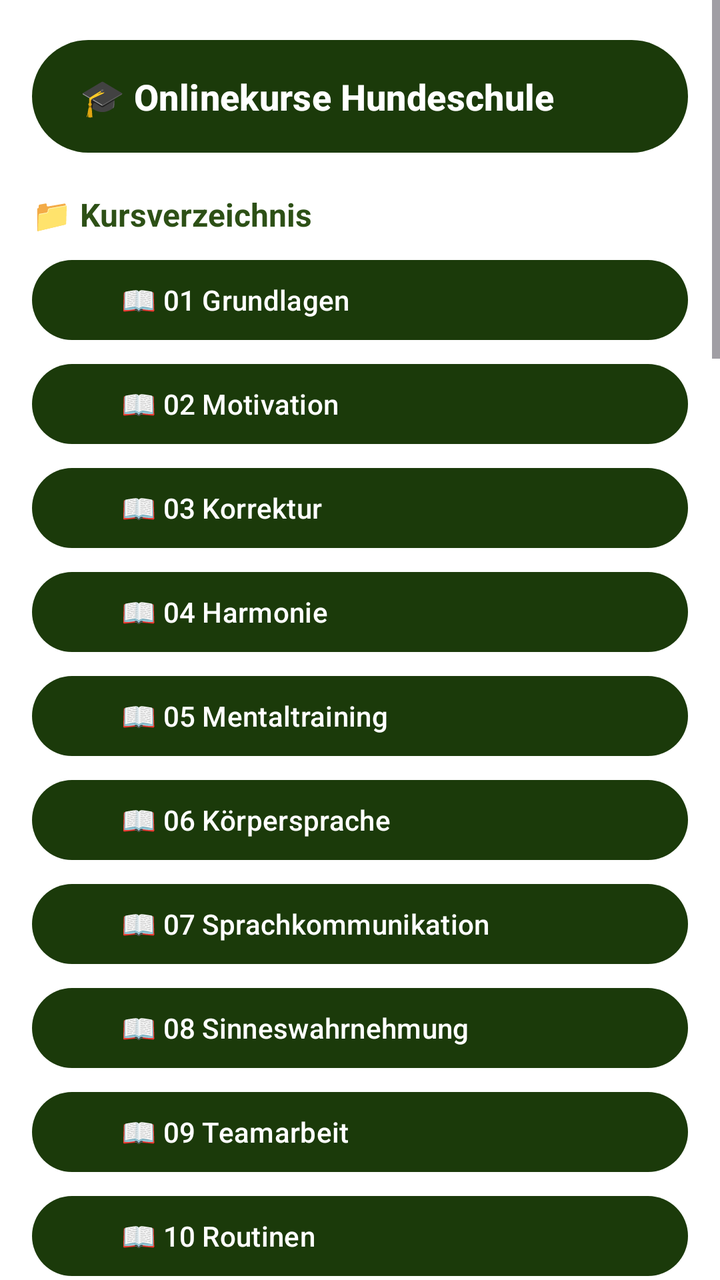
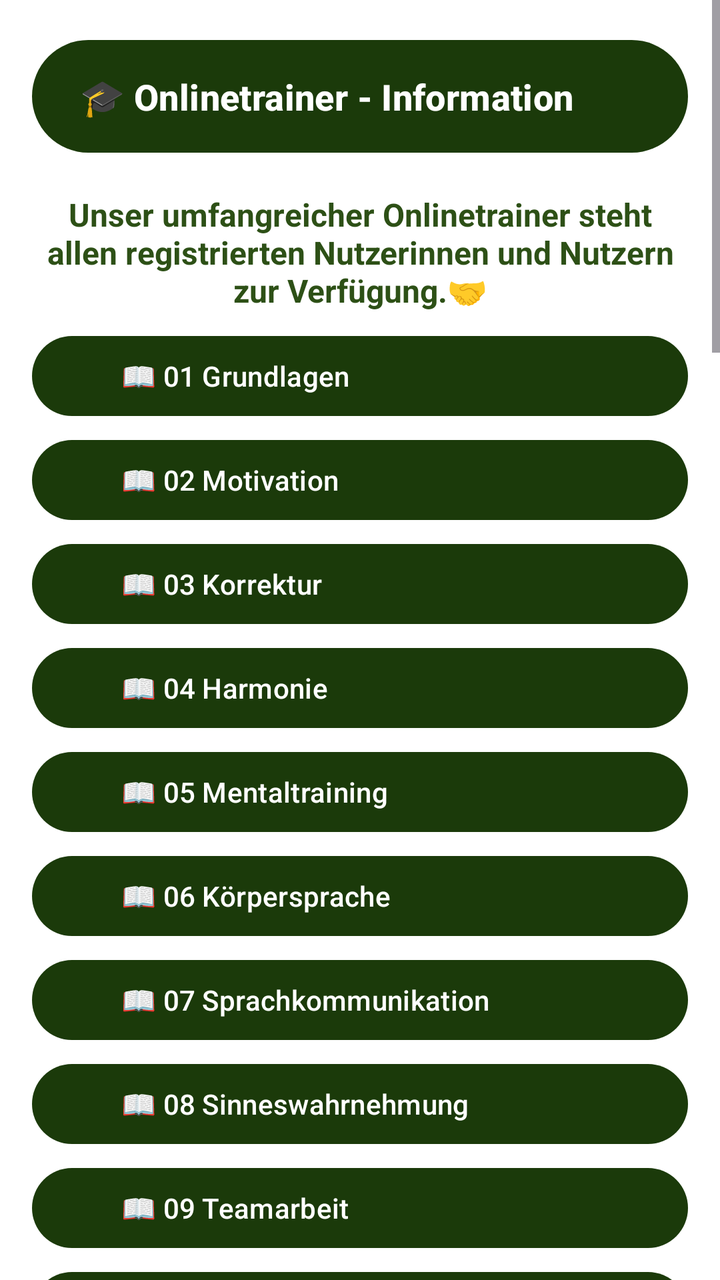

An Android layout rendered at two revisions. The XML below is the earlier revision; the diff shows what the commit changed to produce the second picture.
<!-- AndroidManifest.xml: application theme Theme.HundeWildnis -->
<!-- res/layout/fragment_courses.xml -->
<?xml version="1.0" encoding="utf-8"?>
<ScrollView xmlns:android="http://schemas.android.com/apk/res/android"
    xmlns:app="http://schemas.android.com/apk/res-auto"
    android:layout_width="match_parent"
    android:layout_height="match_parent"
    android:fillViewport="true"
    android:clipToPadding="false"
    android:background="?android:attr/windowBackground">

    <LinearLayout
        android:layout_width="match_parent"
        android:layout_height="wrap_content"
        android:orientation="vertical"
        android:padding="16dp"
        android:paddingBottom="120dp">

        
        <com.google.android.material.button.MaterialButton
            android:id="@+id/btnCoursesMain"
            android:layout_width="match_parent"
            android:layout_height="wrap_content"
            android:text="🎓 Onlinekurse Hundeschule"
            android:textSize="18sp"
            android:textStyle="bold"
            app:backgroundTint="#1B3A0A"
            android:textColor="@android:color/white"
            android:layout_marginBottom="16dp"
            android:paddingVertical="16dp"
            android:gravity="start|center_vertical" />

        
        <TextView
            android:layout_width="match_parent"
            android:layout_height="wrap_content"
            android:text="📁 Kursverzeichnis"
            android:textSize="16sp"
            android:textStyle="bold"
            android:textColor="#2d5016"
            android:layout_marginBottom="8dp" />

        

        
        

        <com.google.android.material.button.MaterialButton
            android:id="@+id/btnCourse01"
            android:layout_width="match_parent"
            android:layout_height="wrap_content"
            android:text="      📖 01 Grundlagen"
            app:backgroundTint="#1B3A0A"
            android:textColor="@android:color/white"
            android:layout_marginBottom="4dp"
            android:gravity="start|center_vertical"
            android:paddingVertical="10dp" />

        <com.google.android.material.button.MaterialButton
            android:id="@+id/btnCourse02"
            android:layout_width="match_parent"
            android:layout_height="wrap_content"
            android:text="      📖 02 Motivation"
            app:backgroundTint="#1B3A0A"
            android:textColor="@android:color/white"
            android:layout_marginBottom="4dp"
            android:gravity="start|center_vertical"
            android:paddingVertical="10dp" />

        <com.google.android.material.button.MaterialButton
            android:id="@+id/btnCourse03"
            android:layout_width="match_parent"
            android:layout_height="wrap_content"
            android:text="      📖 03 Korrektur"
            app:backgroundTint="#1B3A0A"
            android:textColor="@android:color/white"
            android:layout_marginBottom="4dp"
            android:gravity="start|center_vertical"
            android:paddingVertical="10dp" />

        <com.google.android.material.button.MaterialButton
            android:id="@+id/btnCourse04"
            android:layout_width="match_parent"
            android:layout_height="wrap_content"
            android:text="      📖 04 Harmonie"
            app:backgroundTint="#1B3A0A"
            android:textColor="@android:color/white"
            android:layout_marginBottom="4dp"
            android:gravity="start|center_vertical"
            android:paddingVertical="10dp" />

        <com.google.android.material.button.MaterialButton
            android:id="@+id/btnCourse05"
            android:layout_width="match_parent"
            android:layout_height="wrap_content"
            android:text="      📖 05 Mentaltraining"
            app:backgroundTint="#1B3A0A"
            android:textColor="@android:color/white"
            android:layout_marginBottom="4dp"
            android:gravity="start|center_vertical"
            android:paddingVertical="10dp" />

        <com.google.android.material.button.MaterialButton
            android:id="@+id/btnCourse06"
            android:layout_width="match_parent"
            android:layout_height="wrap_content"
            android:text="      📖 06 Körpersprache"
            app:backgroundTint="#1B3A0A"
            android:textColor="@android:color/white"
            android:layout_marginBottom="4dp"
            android:gravity="start|center_vertical"
            android:paddingVertical="10dp" />

        <com.google.android.material.button.MaterialButton
            android:id="@+id/btnCourse07"
            android:layout_width="match_parent"
            android:layout_height="wrap_content"
            android:text="      📖 07 Sprachkommunikation"
            app:backgroundTint="#1B3A0A"
            android:textColor="@android:color/white"
            android:layout_marginBottom="4dp"
            android:gravity="start|center_vertical"
            android:paddingVertical="10dp" />

        <com.google.android.material.button.MaterialButton
            android:id="@+id/btnCourse08"
            android:layout_width="match_parent"
            android:layout_height="wrap_content"
            android:text="      📖 08 Sinneswahrnehmung"
            app:backgroundTint="#1B3A0A"
            android:textColor="@android:color/white"
            android:layout_marginBottom="4dp"
            android:gravity="start|center_vertical"
            android:paddingVertical="10dp" />

        <com.google.android.material.button.MaterialButton
            android:id="@+id/btnCourse09"
            android:layout_width="match_parent"
            android:layout_height="wrap_content"
            android:text="      📖 09 Teamarbeit"
            app:backgroundTint="#1B3A0A"
            android:textColor="@android:color/white"
            android:layout_marginBottom="4dp"
            android:gravity="start|center_vertical"
            android:paddingVertical="10dp" />

        <com.google.android.material.button.MaterialButton
            android:id="@+id/btnCourse10"
            android:layout_width="match_parent"
            android:layout_height="wrap_content"
            android:text="      📖 10 Routinen"
            app:backgroundTint="#1B3A0A"
            android:textColor="@android:color/white"
            android:layout_marginBottom="4dp"
            android:gravity="start|center_vertical"
            android:paddingVertical="10dp" />

        <com.google.android.material.button.MaterialButton
            android:id="@+id/btnCourse11"
            android:layout_width="match_parent"
            android:layout_height="wrap_content"
            android:text="      📖 11 Unfallschutz"
            app:backgroundTint="#1B3A0A"
            android:textColor="@android:color/white"
            android:layout_marginBottom="4dp"
            android:gravity="start|center_vertical"
            android:paddingVertical="10dp" />

        <com.google.android.material.button.MaterialButton
            android:id="@+id/btnCourse12"
            android:layout_width="match_parent"
            android:layout_height="wrap_content"
            android:text="      📖 12 Junghundeprägung"
            app:backgroundTint="#1B3A0A"
            android:textColor="@android:color/white"
            android:layout_marginBottom="4dp"
            android:gravity="start|center_vertical"
            android:paddingVertical="10dp" />

        <com.google.android.material.button.MaterialButton
            android:id="@+id/btnCourse13"
            android:layout_width="match_parent"
            android:layout_height="wrap_content"
            android:text="      📖 13 Leinenarbeit"
            app:backgroundTint="#1B3A0A"
            android:textColor="@android:color/white"
            android:layout_marginBottom="4dp"
            android:gravity="start|center_vertical"
            android:paddingVertical="10dp" />

        <com.google.android.material.button.MaterialButton
            android:id="@+id/btnCourse14"
            android:layout_width="match_parent"
            android:layout_height="wrap_content"
            android:text="      📖 14 Unterbrechungen"
            app:backgroundTint="#1B3A0A"
            android:textColor="@android:color/white"
            android:layout_marginBottom="4dp"
            android:gravity="start|center_vertical"
            android:paddingVertical="10dp" />

        <com.google.android.material.button.MaterialButton
            android:id="@+id/btnCourse15"
            android:layout_width="match_parent"
            android:layout_height="wrap_content"
            android:text="      📖 15 Fuss"
            app:backgroundTint="#1B3A0A"
            android:textColor="@android:color/white"
            android:layout_marginBottom="4dp"
            android:gravity="start|center_vertical"
            android:paddingVertical="10dp" />

        <com.google.android.material.button.MaterialButton
            android:id="@+id/btnCourse16"
            android:layout_width="match_parent"
            android:layout_height="wrap_content"
            android:text="      📖 16 Sitz"
            app:backgroundTint="#1B3A0A"
            android:textColor="@android:color/white"
            android:layout_marginBottom="4dp"
            android:gravity="start|center_vertical"
            android:paddingVertical="10dp" />

        <com.google.android.material.button.MaterialButton
            android:id="@+id/btnCourse17"
            android:layout_width="match_parent"
            android:layout_height="wrap_content"
            android:text="      📖 17 Platz"
            app:backgroundTint="#1B3A0A"
            android:textColor="@android:color/white"
            android:layout_marginBottom="4dp"
            android:gravity="start|center_vertical"
            android:paddingVertical="10dp" />

        <com.google.android.material.button.MaterialButton
            android:id="@+id/btnCourse18"
            android:layout_width="match_parent"
            android:layout_height="wrap_content"
            android:text="      📖 18 Steh"
            app:backgroundTint="#1B3A0A"
            android:textColor="@android:color/white"
            android:layout_marginBottom="4dp"
            android:gravity="start|center_vertical"
            android:paddingVertical="10dp" />

        <com.google.android.material.button.MaterialButton
            android:id="@+id/btnCourse19"
            android:layout_width="match_parent"
            android:layout_height="wrap_content"
            android:text="      📖 19 Sozialisierungstechniken"
            app:backgroundTint="#1B3A0A"
            android:textColor="@android:color/white"
            android:layout_marginBottom="4dp"
            android:gravity="start|center_vertical"
            android:paddingVertical="10dp" />

        <com.google.android.material.button.MaterialButton
            android:id="@+id/btnCourse20"
            android:layout_width="match_parent"
            android:layout_height="wrap_content"
            android:text="      📖 20 Langleinentraining"
            app:backgroundTint="#1B3A0A"
            android:textColor="@android:color/white"
            android:layout_marginBottom="4dp"
            android:gravity="start|center_vertical"
            android:paddingVertical="10dp" />

        <com.google.android.material.button.MaterialButton
            android:id="@+id/btnCourse21"
            android:layout_width="match_parent"
            android:layout_height="wrap_content"
            android:text="      📖 21 Distanzunterbrechungen"
            app:backgroundTint="#1B3A0A"
            android:textColor="@android:color/white"
            android:layout_marginBottom="4dp"
            android:gravity="start|center_vertical"
            android:paddingVertical="10dp" />

        <com.google.android.material.button.MaterialButton
            android:id="@+id/btnCourse22"
            android:layout_width="match_parent"
            android:layout_height="wrap_content"
            android:text="      📖 22 Freilauf"
            app:backgroundTint="#1B3A0A"
            android:textColor="@android:color/white"
            android:layout_marginBottom="4dp"
            android:gravity="start|center_vertical"
            android:paddingVertical="10dp" />

        <com.google.android.material.button.MaterialButton
            android:id="@+id/btnCourse23"
            android:layout_width="match_parent"
            android:layout_height="wrap_content"
            android:text="      📖 23 Freifolge"
            app:backgroundTint="#1B3A0A"
            android:textColor="@android:color/white"
            android:layout_marginBottom="4dp"
            android:gravity="start|center_vertical"
            android:paddingVertical="10dp" />

        <com.google.android.material.button.MaterialButton
            android:id="@+id/btnCourse24"
            android:layout_width="match_parent"
            android:layout_height="wrap_content"
            android:text="      📖 24 Teamwalk"
            app:backgroundTint="#1B3A0A"
            android:textColor="@android:color/white"
            android:layout_marginBottom="4dp"
            android:gravity="start|center_vertical"
            android:paddingVertical="10dp" />

        <com.google.android.material.button.MaterialButton
            android:id="@+id/btnCourse25"
            android:layout_width="match_parent"
            android:layout_height="wrap_content"
            android:text="      📖 25 Scouttechniken"
            app:backgroundTint="#1B3A0A"
            android:textColor="@android:color/white"
            android:layout_marginBottom="4dp"
            android:gravity="start|center_vertical"
            android:paddingVertical="10dp" />

        <com.google.android.material.button.MaterialButton
            android:id="@+id/btnCourse26"
            android:layout_width="match_parent"
            android:layout_height="wrap_content"
            android:text="      📖 26 Jagdvermeidung"
            app:backgroundTint="#1B3A0A"
            android:textColor="@android:color/white"
            android:layout_marginBottom="4dp"
            android:gravity="start|center_vertical"
            android:paddingVertical="10dp" />

        <com.google.android.material.button.MaterialButton
            android:id="@+id/btnCourse27"
            android:layout_width="match_parent"
            android:layout_height="wrap_content"
            android:text="      📖 27 Nasenarbeit"
            app:backgroundTint="#1B3A0A"
            android:textColor="@android:color/white"
            android:layout_marginBottom="4dp"
            android:gravity="start|center_vertical"
            android:paddingVertical="10dp" />

        <com.google.android.material.button.MaterialButton
            android:id="@+id/btnCourse28"
            android:layout_width="match_parent"
            android:layout_height="wrap_content"
            android:text="      📖 28 Leinenfühigkeit"
            app:backgroundTint="#1B3A0A"
            android:textColor="@android:color/white"
            android:layout_marginBottom="4dp"
            android:gravity="start|center_vertical"
            android:paddingVertical="10dp" />

        <com.google.android.material.button.MaterialButton
            android:id="@+id/btnCourse29"
            android:layout_width="match_parent"
            android:layout_height="wrap_content"
            android:text="      📖 29 Begegnungssituationen"
            app:backgroundTint="#1B3A0A"
            android:textColor="@android:color/white"
            android:layout_marginBottom="4dp"
            android:gravity="start|center_vertical"
            android:paddingVertical="10dp" />

        <com.google.android.material.button.MaterialButton
            android:id="@+id/btnCourse30"
            android:layout_width="match_parent"
            android:layout_height="wrap_content"
            android:text="      📖 30 Stresstoleranztraining"
            app:backgroundTint="#1B3A0A"
            android:textColor="@android:color/white"
            android:layout_marginBottom="4dp"
            android:gravity="start|center_vertical"
            android:paddingVertical="10dp" />

        <com.google.android.material.button.MaterialButton
            android:id="@+id/btnCourse31"
            android:layout_width="match_parent"
            android:layout_height="wrap_content"
            android:text="      📖 31 Strassenroutinen"
            app:backgroundTint="#1B3A0A"
            android:textColor="@android:color/white"
            android:layout_marginBottom="4dp"
            android:gravity="start|center_vertical"
            android:paddingVertical="10dp" />

        <com.google.android.material.button.MaterialButton
            android:id="@+id/btnCourse32"
            android:layout_width="match_parent"
            android:layout_height="wrap_content"
            android:text="      📖 32 Hundekonflikte"
            app:backgroundTint="#1B3A0A"
            android:textColor="@android:color/white"
            android:layout_marginBottom="4dp"
            android:gravity="start|center_vertical"
            android:paddingVertical="10dp" />

        <com.google.android.material.button.MaterialButton
            android:id="@+id/btnCourse33"
            android:layout_width="match_parent"
            android:layout_height="wrap_content"
            android:text="      📖 33 Menschenkonflikte"
            app:backgroundTint="#1B3A0A"
            android:textColor="@android:color/white"
            android:layout_marginBottom="4dp"
            android:gravity="start|center_vertical"
            android:paddingVertical="10dp" />

        <com.google.android.material.button.MaterialButton
            android:id="@+id/btnCourse34"
            android:layout_width="match_parent"
            android:layout_height="wrap_content"
            android:text="      📖 34 Umweltkonflikte"
            app:backgroundTint="#1B3A0A"
            android:textColor="@android:color/white"
            android:layout_marginBottom="4dp"
            android:gravity="start|center_vertical"
            android:paddingVertical="10dp" />

        <com.google.android.material.button.MaterialButton
            android:id="@+id/btnCourse35"
            android:layout_width="match_parent"
            android:layout_height="wrap_content"
            android:text="      📖 35 Besitzerkonflikte"
            app:backgroundTint="#1B3A0A"
            android:textColor="@android:color/white"
            android:layout_marginBottom="4dp"
            android:gravity="start|center_vertical"
            android:paddingVertical="10dp" />

        <com.google.android.material.button.MaterialButton
            android:id="@+id/btnCourse36"
            android:layout_width="match_parent"
            android:layout_height="wrap_content"
            android:text="      📖 36 Tierschutzhunde"
            app:backgroundTint="#1B3A0A"
            android:textColor="@android:color/white"
            android:layout_marginBottom="4dp"
            android:gravity="start|center_vertical"
            android:paddingVertical="10dp" />

        <com.google.android.material.button.MaterialButton
            android:id="@+id/btnCourse37"
            android:layout_width="match_parent"
            android:layout_height="wrap_content"
            android:text="      📖 37 Hunde mit Vorbesitzern"
            app:backgroundTint="#1B3A0A"
            android:textColor="@android:color/white"
            android:layout_marginBottom="4dp"
            android:gravity="start|center_vertical"
            android:paddingVertical="10dp" />

        <com.google.android.material.button.MaterialButton
            android:id="@+id/btnCourse38"
            android:layout_width="match_parent"
            android:layout_height="wrap_content"
            android:text="      📖 38 Kranke Hunde"
            app:backgroundTint="#1B3A0A"
            android:textColor="@android:color/white"
            android:layout_marginBottom="4dp"
            android:gravity="start|center_vertical"
            android:paddingVertical="10dp" />

        <com.google.android.material.button.MaterialButton
            android:id="@+id/btnCourse39"
            android:layout_width="match_parent"
            android:layout_height="wrap_content"
            android:text="      📖 39 Traumahunde"
            app:backgroundTint="#1B3A0A"
            android:textColor="@android:color/white"
            android:layout_marginBottom="4dp"
            android:gravity="start|center_vertical"
            android:paddingVertical="10dp" />

        <com.google.android.material.button.MaterialButton
            android:id="@+id/btnCourse40"
            android:layout_width="match_parent"
            android:layout_height="wrap_content"
            android:text="      📖 40 Erste Hilfe Set"
            app:backgroundTint="#1B3A0A"
            android:textColor="@android:color/white"
            android:layout_marginBottom="4dp"
            android:gravity="start|center_vertical"
            android:paddingVertical="10dp" />

        <com.google.android.material.button.MaterialButton
            android:id="@+id/btnCourse41"
            android:layout_width="match_parent"
            android:layout_height="wrap_content"
            android:text="      📖 41 Erste Hilfe am Hund"
            app:backgroundTint="#1B3A0A"
            android:textColor="@android:color/white"
            android:layout_marginBottom="16dp"
            android:gravity="start|center_vertical"
            android:paddingVertical="10dp" />

    </LinearLayout>
</ScrollView>
<!-- resources referenced by this layout -->
<resources>
  <style name="Theme.HundeWildnis" parent="Base.Theme.HundeWildnis" />
  <style name="Base.Theme.HundeWildnis" parent="Theme.Material3.Light.NoActionBar">
          <item name="colorPrimary">#2d5016</item>
          <item name="colorPrimaryVariant">#1a3009</item>
          <item name="colorOnPrimary">#FFFFFF</item>
          <item name="colorSecondary">#6b8e4e</item>
          <item name="colorSecondaryVariant">#4a6135</item>
          <item name="colorOnSecondary">#000000</item>
          <item name="android:statusBarColor">?attr/colorPrimaryVariant</item>
  
          <item name="android:navigationBarColor">@android:color/transparent</item>
          <item name="android:windowLightStatusBar">true</item>
          <item name="android:windowLightNavigationBar">true</item>
          <item name="android:enforceNavigationBarContrast" tools:targetApi="q">false</item>
          <item name="android:enforceStatusBarContrast" tools:targetApi="q">false</item>
  
          
          <item name="colorAccent">#2d5016</item>
          <item name="android:textColorPrimary">#000000</item>
  
          
          <item name="materialAlertDialogTheme">@style/AlertDialogTheme</item>
  
          
          <item name="actionMenuTextColor">#FFFFFF</item>
  
          
          <item name="android:windowBackground">#FFFFFF</item>
          <item name="android:colorBackground">#FFFFFF</item>
      </style>
  <style name="AlertDialogTheme" parent="ThemeOverlay.Material3.MaterialAlertDialog">
          
          <item name="colorSurface">#FFFFFF</item>
  
          
          <item name="colorOnSurface">#000000</item>
          <item name="android:textColorPrimary">#000000</item>
  
          
          <item name="buttonBarPositiveButtonStyle">@style/DialogButtonStyle.Light</item>
          <item name="buttonBarNegativeButtonStyle">@style/DialogButtonStyle.Light</item>
          <item name="buttonBarNeutralButtonStyle">@style/DialogButtonStyle.Light</item>
      </style>
  <style name="DialogButtonStyle.Light" parent="Widget.Material3.Button.TextButton.Dialog">
          
          <item name="android:textColor">#2d5016</item>
  
          
          <item name="backgroundTint">@android:color/transparent</item>
  
          
          <item name="rippleColor">#332d5016</item>
      </style>
</resources>

<!-- the commit's change to res/layout/fragment_courses.xml (unified diff, before → after) -->
@@ -19,7 +19,7 @@
             android:id="@+id/btnCoursesMain"
             android:layout_width="match_parent"
             android:layout_height="wrap_content"
-            android:text="🎓 Onlinekurse Hundeschule"
+            android:text="🎓 Onlinetrainer - Information"
             android:textSize="18sp"
             android:textStyle="bold"
             app:backgroundTint="#1B3A0A"
@@ -32,10 +32,11 @@
         <TextView
             android:layout_width="match_parent"
             android:layout_height="wrap_content"
-            android:text="📁 Kursverzeichnis"
+            android:text="Unser umfangreicher Onlinetrainer steht allen registrierten Nutzerinnen und Nutzern zur Verfügung.🤝"
             android:textSize="16sp"
             android:textStyle="bold"
             android:textColor="#2d5016"
+            android:textAlignment="center"
             android:layout_marginBottom="8dp" />
 
         
